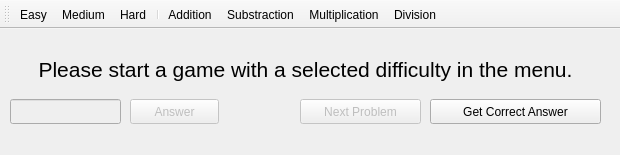
Before: the Qt Designer form Math_Game/mainwindow.ui in JayHacks2017-SC-BI-TD-BQ/Math-Game, drawn with Qt 5.
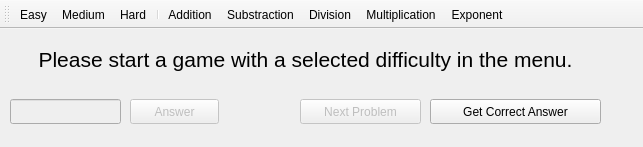
After: the same form once the commit is applied.

Commit message: GitEZPush.sh

What changed in the file:
```diff
--- a/Math_Game/mainwindow.ui
+++ b/Math_Game/mainwindow.ui
@@ -6,8 +6,8 @@
    <rect>
     <x>0</x>
     <y>0</y>
-    <width>620</width>
-    <height>155</height>
+    <width>643</width>
+    <height>147</height>
    </rect>
   </property>
   <property name="windowTitle">
@@ -20,7 +20,7 @@
       <x>10</x>
       <y>10</y>
       <width>591</width>
-      <height>61</height>
+      <height>41</height>
      </rect>
     </property>
     <property name="font">
@@ -126,8 +126,9 @@
    <addaction name="separator"/>
    <addaction name="actionAddition"/>
    <addaction name="actionSubstraction"/>
-   <addaction name="actionMultiplication"/>
    <addaction name="actionDivision"/>
+   <addaction name="actionMultiplication"/>
+   <addaction name="actionExponent"/>
   </widget>
   <action name="actionEasy_5">
    <property name="text">
@@ -164,6 +165,14 @@
     <string>Division</string>
    </property>
   </action>
+  <action name="actionExponent">
+   <property name="text">
+    <string>Exponent</string>
+   </property>
+   <property name="toolTip">
+    <string>Exponent</string>
+   </property>
+  </action>
  </widget>
  <layoutdefault spacing="6" margin="11"/>
  <resources/>
```
